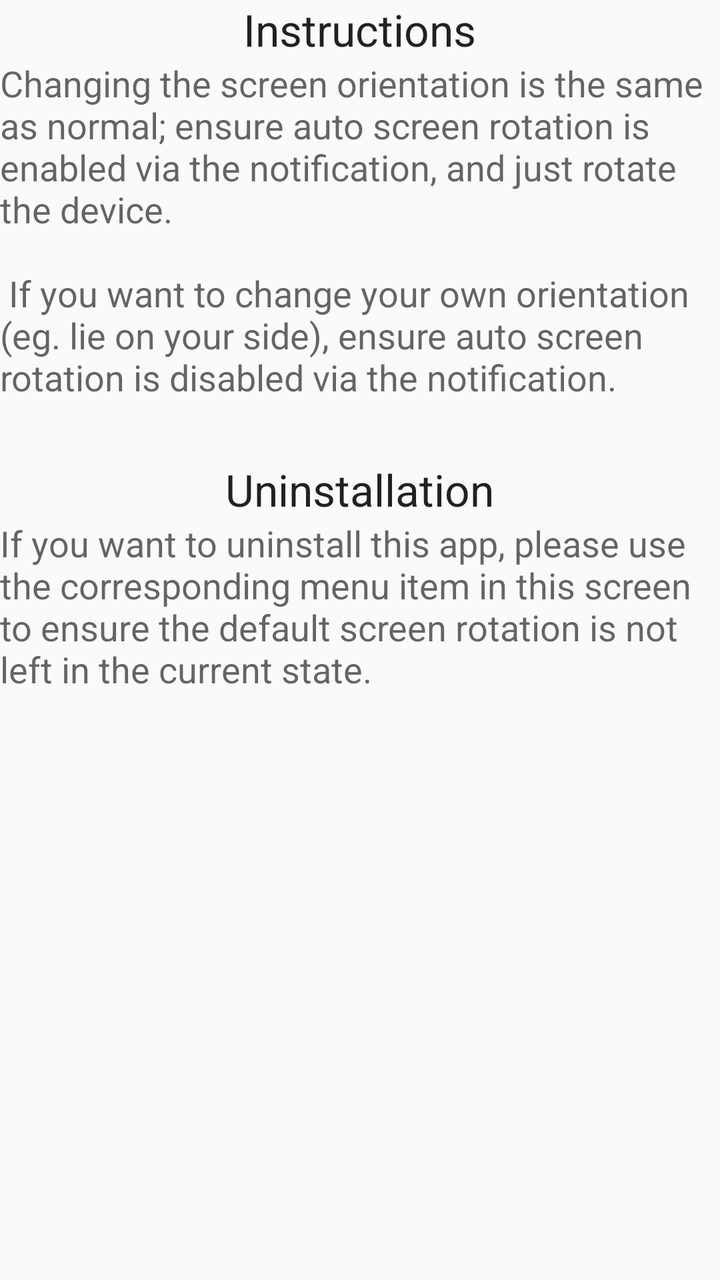
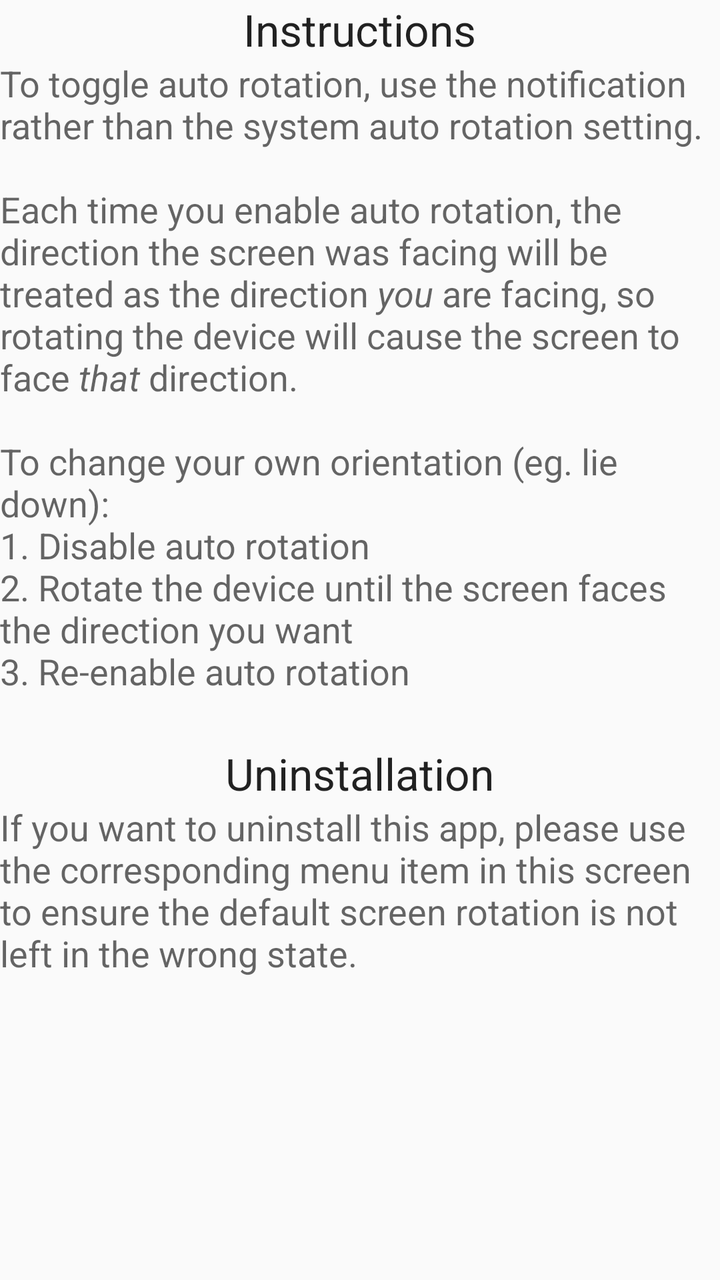

Two renders of the same Android screen: before a commit and after it. Below are the layout's source before the change and the commit's diff.
<!-- AndroidManifest.xml: application theme AppTheme -->
<!-- res/layout/activity_main.xml -->
<ScrollView xmlns:android="http://schemas.android.com/apk/res/android"

	xmlns:tools="http://schemas.android.com/tools"
	android:id="@+id/container"
	android:layout_width="match_parent"
	android:layout_height="match_parent"
	tools:context="samuelpalmer.sensorautorotation.components.MainActivity"
	tools:ignore="MergeRootFrame">

	<LinearLayout
		android:layout_width="match_parent"
		android:layout_height="wrap_content"
		android:orientation="vertical">

		<TextView
			android:layout_width="wrap_content"
			android:layout_height="wrap_content"
			android:textAppearance="?android:attr/textAppearanceLarge"
			android:text="@string/instructions_heading"
		    android:layout_gravity="center"
		/>

		<TextView
			android:layout_width="wrap_content"
			android:layout_height="wrap_content"
			android:textAppearance="?android:attr/textAppearanceMedium"
			android:text="@string/home_instructions"
		/>

		<TextView
			android:layout_width="wrap_content"
			android:layout_height="wrap_content"
			android:textAppearance="?android:attr/textAppearanceLarge"
			android:text=""
			android:layout_gravity="center"
			/>

		<TextView
			android:layout_width="wrap_content"
			android:layout_height="wrap_content"
			android:textAppearance="?android:attr/textAppearanceLarge"
			android:text="@string/uninstallation_heading"
			android:layout_gravity="center"
		/>

		<TextView
			android:layout_width="wrap_content"
			android:layout_height="wrap_content"
			android:textAppearance="?android:attr/textAppearanceMedium"
			android:text="@string/uninstallation_instructions"
		/>

	</LinearLayout>

</ScrollView>
<!-- resources referenced by this layout -->
<resources>
  <string name="home_instructions">
  		Changing the screen orientation is the same as normal; ensure auto screen rotation is enabled via the notification, and just rotate the device.
  		\n\n
  		If you want to change your own orientation (eg. lie on your side), ensure auto screen rotation is disabled via the notification.
  	</string>
  <string name="instructions_heading">Instructions</string>
  <string name="uninstallation_heading">Uninstallation</string>
  <string name="uninstallation_instructions">
  		If you want to uninstall this app, please use the corresponding menu item in this screen
  		to ensure the default screen rotation is not left in the current state.
  	</string>
  <style name="AppTheme" parent="AppBaseTheme">
  		
  	</style>
  <style name="AppBaseTheme" parent="Theme.AppCompat.Light">
  		
  	</style>
</resources>

<!-- the commit's change to res/layout/activity_main.xml (unified diff, before → after) -->
@@ -30,7 +30,7 @@
 		<TextView
 			android:layout_width="wrap_content"
 			android:layout_height="wrap_content"
-			android:textAppearance="?android:attr/textAppearanceLarge"
+			android:textAppearance="?android:attr/textAppearanceMedium"
 			android:text=""
 			android:layout_gravity="center"
 			/>
<!-- resource entries referenced after the edit -->
@@ -1,15 +1,20 @@
 <!-- resources referenced by this layout -->
 <resources>
-  <string name="home_instructions">
-  		Changing the screen orientation is the same as normal; ensure auto screen rotation is enabled via the notification, and just rotate the device.
-  		\n\n
-  		If you want to change your own orientation (eg. lie on your side), ensure auto screen rotation is disabled via the notification.
+  <string name="home_instructions">To toggle auto rotation, use the notification rather than the system auto rotation setting.
+  
+  		\n\nEach time you enable auto rotation, the direction the screen was facing will be treated as the direction
+  		<i>you</i> are facing, so rotating the device will cause the screen to face <i>that</i> direction.
+  
+  		\n\nTo change your own orientation (eg. lie down):
+  		\n1. Disable auto rotation
+  		\n2. Rotate the device until the screen faces the direction you want
+  		\n3. Re-enable auto rotation
   	</string>
   <string name="instructions_heading">Instructions</string>
   <string name="uninstallation_heading">Uninstallation</string>
   <string name="uninstallation_instructions">
   		If you want to uninstall this app, please use the corresponding menu item in this screen
-  		to ensure the default screen rotation is not left in the current state.
+  		to ensure the default screen rotation is not left in the wrong state.
   	</string>
   <style name="AppTheme" parent="AppBaseTheme">
   		
